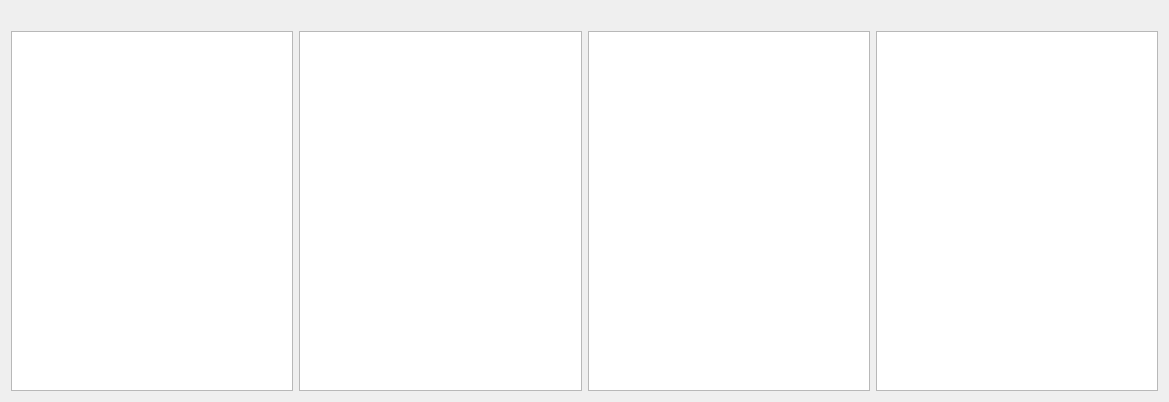
Qt form debuggers/gdb/registers/registersview.ui (KDE/kdevelop) before a commit.
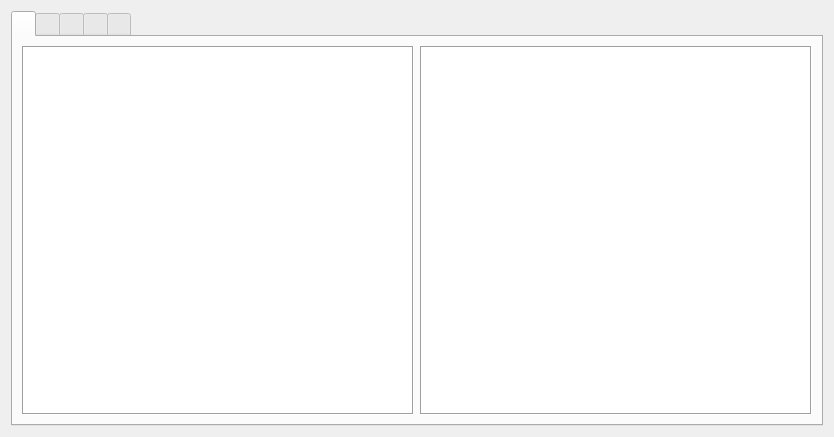
The same form after that commit.

Commit message: Use QTabWidget to reduce interface cluttering,

Patch:
```diff
--- a/debuggers/gdb/registers/registersview.ui
+++ b/debuggers/gdb/registers/registersview.ui
@@ -6,25 +6,172 @@
    <rect>
     <x>0</x>
     <y>0</y>
-    <width>1169</width>
-    <height>402</height>
+    <width>834</width>
+    <height>437</height>
    </rect>
   </property>
   <property name="windowTitle">
    <string>Form</string>
   </property>
+  <layout class="QHBoxLayout" name="horizontalLayout_3">
+   <item>
+    <widget class="QTabWidget" name="tabWidget">
+     <property name="currentIndex">
+      <number>0</number>
+     </property>
+     <widget class="QWidget" name="tab">
+      <attribute name="title">
+       <string/>
+      </attribute>
+      <layout class="QHBoxLayout" name="horizontalLayout_2">
+       <item>
+        <widget class="QTableWidget" name="registers">
+         <property name="sizePolicy">
+          <sizepolicy hsizetype="Minimum" vsizetype="Expanding">
+           <horstretch>0</horstretch>
+           <verstretch>0</verstretch>
+          </sizepolicy>
+         </property>
+         <property name="maximumSize">
+          <size>
+           <width>16777215</width>
+           <height>16777215</height>
+          </size>
+         </property>
+         <property name="baseSize">
+          <size>
+           <width>10</width>
+           <height>0</height>
+          </size>
+         </property>
+         <property name="frameShape">
+          <enum>QFrame::Box</enum>
+         </property>
+         <property name="horizontalScrollBarPolicy">
+          <enum>Qt::ScrollBarAlwaysOff</enum>
+         </property>
+         <property name="rowCount">
+          <number>0</number>
+         </property>
+         <property name="columnCount">
+          <number>2</number>
+         </property>
+         <attribute name="horizontalHeaderVisible">
+          <bool>false</bool>
+         </attribute>
+         <attribute name="verticalHeaderVisible">
+          <bool>false</bool>
+         </attribute>
+         <attribute name="verticalHeaderDefaultSectionSize">
+          <number>15</number>
+         </attribute>
+         <column/>
+         <column/>
+        </widget>
+       </item>
+       <item>
+        <widget class="QTableWidget" name="flags">
+         <property name="sizePolicy">
+          <sizepolicy hsizetype="Minimum" vsizetype="Expanding">
+           <horstretch>0</horstretch>
+           <verstretch>0</verstretch>
+          </sizepolicy>
+         </property>
+         <property name="maximumSize">
+          <size>
+           <width>16777215</width>
+           <height>16777215</height>
+          </size>
+         </property>
+         <property name="baseSize">
+          <size>
+           <width>10</width>
+           <height>0</height>
+          </size>
+         </property>
+         <property name="frameShape">
+          <enum>QFrame::Box</enum>
+         </property>
+         <property name="horizontalScrollBarPolicy">
+          <enum>Qt::ScrollBarAlwaysOff</enum>
+         </property>
+         <property name="rowCount">
+          <number>0</number>
+         </property>
+         <property name="columnCount">
+          <number>2</number>
+         </property>
+         <attribute name="horizontalHeaderVisible">
+          <bool>false</bool>
+         </attribute>
+         <attribute name="verticalHeaderVisible">
+          <bool>false</bool>
+         </attribute>
+         <attribute name="verticalHeaderDefaultSectionSize">
+          <number>15</number>
+         </attribute>
+         <column/>
+         <column/>
+        </widget>
+       </item>
+      </layout>
+     </widget>
+     <widget class="QWidget" name="tab_1">
+      <attribute name="title">
+       <string/>
+      </attribute>
+      <layout class="QHBoxLayout" name="horizontalLayout_5">
+       <property name="margin">
+        <number>0</number>
+       </property>
+       <item>
+        <widget class="QTableWidget" name="table_1">
+         <property name="sizePolicy">
+          <sizepolicy hsizetype="Minimum" vsizetype="Expanding">
+           <horstretch>0</horstretch>
+           <verstretch>0</verstretch>
+          </sizepolicy>
+         </property>
+         <property name="baseSize">
+          <size>
+           <width>10</width>
+           <height>0</height>
+          </size>
+         </property>
+         <property name="frameShape">
+          <enum>QFrame::NoFrame</enum>
+         </property>
+         <property name="horizontalScrollBarPolicy">
+          <enum>Qt::ScrollBarAlwaysOff</enum>
+         </property>
+         <property name="columnCount">
+          <number>2</number>
+         </property>
+         <attribute name="horizontalHeaderVisible">
+          <bool>false</bool>
+         </attribute>
+         <attribute name="verticalHeaderVisible">
+          <bool>false</bool>
+         </attribute>
+         <attribute name="verticalHeaderDefaultSectionSize">
+          <number>15</number>
+         </attribute>
+         <column/>
+         <column/>
+        </widget>
+       </item>
+      </layout>
+     </widget>
+     <widget class="QWidget" name="tab_2">
+      <attribute name="title">
+       <string/>
+      </attribute>
   <layout class="QHBoxLayout" name="horizontalLayout">
-   <item>
-    <layout class="QVBoxLayout" name="verticalLayout_3">
-     <item>
-      <widget class="QLabel" name="firstLabel">
-       <property name="text">
-        <string/>
+       <property name="margin">
+        <number>0</number>
        </property>
-      </widget>
-     </item>
      <item>
-      <widget class="QTableWidget" name="firstTable">
+        <widget class="QTableWidget" name="table_2">
        <property name="sizePolicy">
         <sizepolicy hsizetype="Minimum" vsizetype="Expanding">
          <horstretch>0</horstretch>
@@ -37,6 +184,9 @@
          <height>0</height>
         </size>
        </property>
+         <property name="frameShape">
+          <enum>QFrame::NoFrame</enum>
+         </property>
        <property name="horizontalScrollBarPolicy">
         <enum>Qt::ScrollBarAlwaysOff</enum>
        </property>
@@ -57,42 +207,35 @@
       </widget>
      </item>
     </layout>
-   </item>
-   <item>
-    <layout class="QVBoxLayout" name="verticalLayout">
-     <item>
-      <widget class="QLabel" name="secondLabel">
-       <property name="text">
+     </widget>
+     <widget class="QWidget" name="tab_3">
+      <attribute name="title">
         <string/>
+      </attribute>
+      <layout class="QHBoxLayout" name="horizontalLayout_8">
+       <property name="margin">
+        <number>0</number>
        </property>
-      </widget>
-     </item>
      <item>
-      <widget class="QTableWidget" name="secondTable">
+        <widget class="QTableWidget" name="table_3">
        <property name="sizePolicy">
         <sizepolicy hsizetype="Minimum" vsizetype="Expanding">
          <horstretch>0</horstretch>
          <verstretch>0</verstretch>
         </sizepolicy>
        </property>
-       <property name="maximumSize">
-        <size>
-         <width>16777215</width>
-         <height>16777215</height>
-        </size>
-       </property>
        <property name="baseSize">
         <size>
          <width>10</width>
          <height>0</height>
         </size>
        </property>
+         <property name="frameShape">
+          <enum>QFrame::NoFrame</enum>
+         </property>
        <property name="horizontalScrollBarPolicy">
         <enum>Qt::ScrollBarAlwaysOff</enum>
        </property>
-       <property name="rowCount">
-        <number>0</number>
-       </property>
        <property name="columnCount">
         <number>2</number>
        </property>
@@ -110,18 +253,17 @@
       </widget>
      </item>
     </layout>
-   </item>
-   <item>
-    <layout class="QVBoxLayout" name="verticalLayout_2">
-     <item>
-      <widget class="QLabel" name="thirdLabel">
-       <property name="text">
+     </widget>
+     <widget class="QWidget" name="tab_4">
+      <attribute name="title">
         <string/>
+      </attribute>
+      <layout class="QHBoxLayout" name="horizontalLayout_4">
+       <property name="margin">
+        <number>0</number>
        </property>
-      </widget>
-     </item>
      <item>
-      <widget class="QTableWidget" name="thirdTable">
+        <widget class="QTableWidget" name="table_4">
        <property name="sizePolicy">
         <sizepolicy hsizetype="Minimum" vsizetype="Expanding">
          <horstretch>0</horstretch>
@@ -134,6 +276,9 @@
          <height>0</height>
         </size>
        </property>
+         <property name="frameShape">
+          <enum>QFrame::NoFrame</enum>
+         </property>
        <property name="horizontalScrollBarPolicy">
         <enum>Qt::ScrollBarAlwaysOff</enum>
        </property>
@@ -154,50 +299,8 @@
       </widget>
      </item>
     </layout>
-   </item>
-   <item>
-    <layout class="QVBoxLayout" name="verticalLayout_4">
-     <item>
-      <widget class="QLabel" name="fourthLabel">
-       <property name="text">
-        <string/>
-       </property>
-      </widget>
-     </item>
-     <item>
-      <widget class="QTableWidget" name="fourthTable">
-       <property name="sizePolicy">
-        <sizepolicy hsizetype="Minimum" vsizetype="Expanding">
-         <horstretch>0</horstretch>
-         <verstretch>0</verstretch>
-        </sizepolicy>
-       </property>
-       <property name="baseSize">
-        <size>
-         <width>10</width>
-         <height>0</height>
-        </size>
-       </property>
-       <property name="horizontalScrollBarPolicy">
-        <enum>Qt::ScrollBarAlwaysOff</enum>
-       </property>
-       <property name="columnCount">
-        <number>2</number>
-       </property>
-       <attribute name="horizontalHeaderVisible">
-        <bool>false</bool>
-       </attribute>
-       <attribute name="verticalHeaderVisible">
-        <bool>false</bool>
-       </attribute>
-       <attribute name="verticalHeaderDefaultSectionSize">
-        <number>15</number>
-       </attribute>
-       <column/>
-       <column/>
-      </widget>
-     </item>
-    </layout>
+     </widget>
+    </widget>
    </item>
   </layout>
  </widget>
```
Lines whose indentation alone changed are shown as unchanged. The commit also changes 2 other files.
